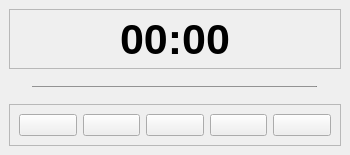
Above: src/gui/main_window/MainWindow.ui from ephell/ClipIt-Screen-Capture-App before the change. Below: the same form after it.
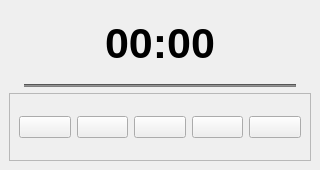
That is the form after the change. Custom widgets are drawn as their Qt base class.

Commit message: Fix issue capture duration label's lower part of text 'Starting' would be cut off by the separator line

Diff of the .ui file:
```diff
--- a/src/gui/main_window/MainWindow.ui
+++ b/src/gui/main_window/MainWindow.ui
@@ -6,8 +6,8 @@
    <rect>
     <x>0</x>
     <y>0</y>
-    <width>350</width>
-    <height>155</height>
+    <width>320</width>
+    <height>170</height>
    </rect>
   </property>
   <property name="sizePolicy">
@@ -18,14 +18,14 @@
   </property>
   <property name="minimumSize">
    <size>
-    <width>350</width>
-    <height>155</height>
+    <width>320</width>
+    <height>170</height>
    </size>
   </property>
   <property name="maximumSize">
    <size>
-    <width>350</width>
-    <height>155</height>
+    <width>320</width>
+    <height>170</height>
    </size>
   </property>
   <property name="windowTitle">
@@ -38,54 +38,10 @@
    <property name="styleSheet">
     <string notr="true"/>
    </property>
-   <layout class="QVBoxLayout" name="central_layout">
+   <layout class="QVBoxLayout" name="verticalLayout_4" stretch="1,0,1">
     <item>
-     <widget class="QFrame" name="capture_timer_frame">
-      <property name="sizePolicy">
-       <sizepolicy hsizetype="Preferred" vsizetype="Fixed">
-        <horstretch>0</horstretch>
-        <verstretch>0</verstretch>
-       </sizepolicy>
-      </property>
-      <property name="minimumSize">
-       <size>
-        <width>0</width>
-        <height>60</height>
-       </size>
-      </property>
-      <property name="maximumSize">
-       <size>
-        <width>16777215</width>
-        <height>60</height>
-       </size>
-      </property>
-      <property name="frameShape">
-       <enum>QFrame::StyledPanel</enum>
-      </property>
-      <property name="frameShadow">
-       <enum>QFrame::Raised</enum>
-      </property>
-      <layout class="QHBoxLayout" name="video_capture_timer_frame_layout">
-       <property name="topMargin">
-        <number>9</number>
-       </property>
-       <property name="bottomMargin">
-        <number>9</number>
-       </property>
-       <item>
-        <spacer name="capture_timer_left_h_spacer">
-         <property name="orientation">
-          <enum>Qt::Horizontal</enum>
-         </property>
-         <property name="sizeHint" stdset="0">
-          <size>
-           <width>113</width>
-           <height>20</height>
-          </size>
-         </property>
-        </spacer>
-       </item>
-       <item>
+     <layout class="QVBoxLayout" name="verticalLayout_2">
+      <item alignment="Qt::AlignHCenter|Qt::AlignVCenter">
         <widget class="QLabel" name="capture_duration_label">
          <property name="font">
           <font>
@@ -98,36 +54,25 @@
          </property>
         </widget>
        </item>
-       <item>
-        <spacer name="capture_timer_right_h_spacer">
-         <property name="orientation">
-          <enum>Qt::Horizontal</enum>
-         </property>
-         <property name="sizeHint" stdset="0">
-          <size>
-           <width>113</width>
-           <height>20</height>
-          </size>
-         </property>
-        </spacer>
-       </item>
-      </layout>
-     </widget>
+     </layout>
     </item>
     <item>
      <layout class="QVBoxLayout" name="verticalLayout">
+      <property name="spacing">
+       <number>0</number>
+      </property>
       <item alignment="Qt::AlignHCenter|Qt::AlignVCenter">
        <widget class="Line" name="separator_line">
         <property name="minimumSize">
          <size>
-          <width>285</width>
-          <height>1</height>
+          <width>272</width>
+          <height>3</height>
          </size>
         </property>
         <property name="maximumSize">
          <size>
-          <width>285</width>
-          <height>1</height>
+          <width>272</width>
+          <height>3</height>
          </size>
         </property>
         <property name="styleSheet">
@@ -141,10 +86,9 @@
      </layout>
     </item>
     <item>
+     <layout class="QVBoxLayout" name="verticalLayout_3">
+      <item>
      <widget class="QFrame" name="button_frame">
-      <property name="styleSheet">
-       <string notr="true"/>
-      </property>
       <property name="frameShape">
        <enum>QFrame::StyledPanel</enum>
       </property>
@@ -204,6 +148,8 @@
        </item>
       </layout>
      </widget>
+      </item>
+     </layout>
     </item>
    </layout>
   </widget>
```
Lines whose indentation alone changed are shown as unchanged. The commit also changes 5 other files.
